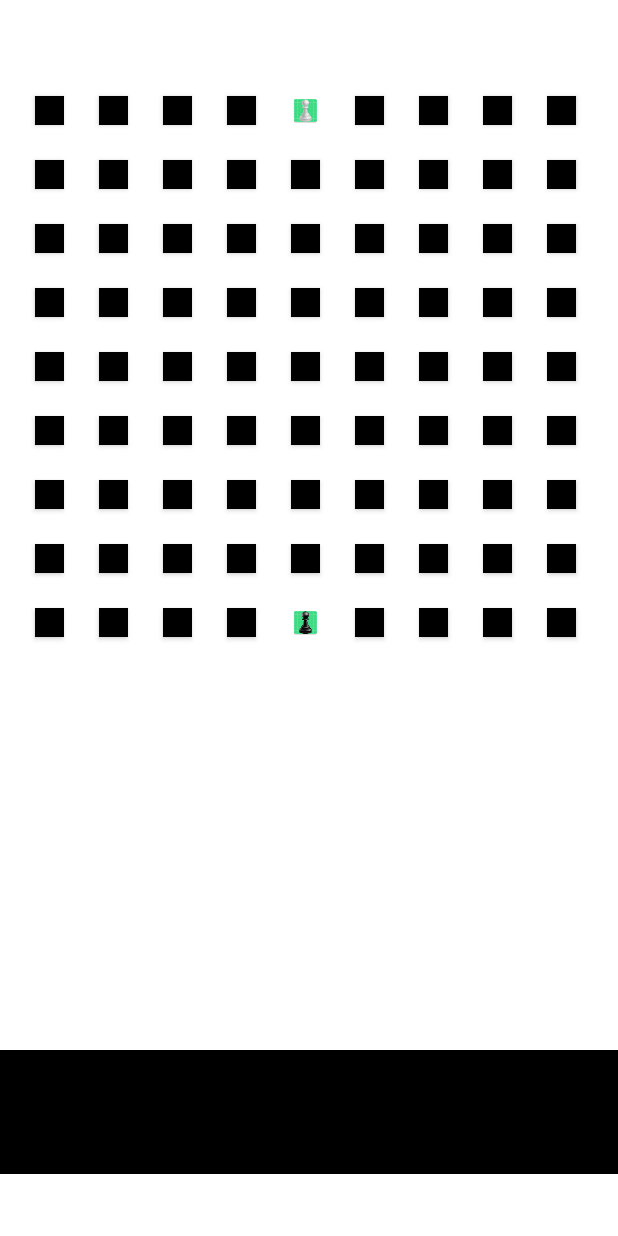
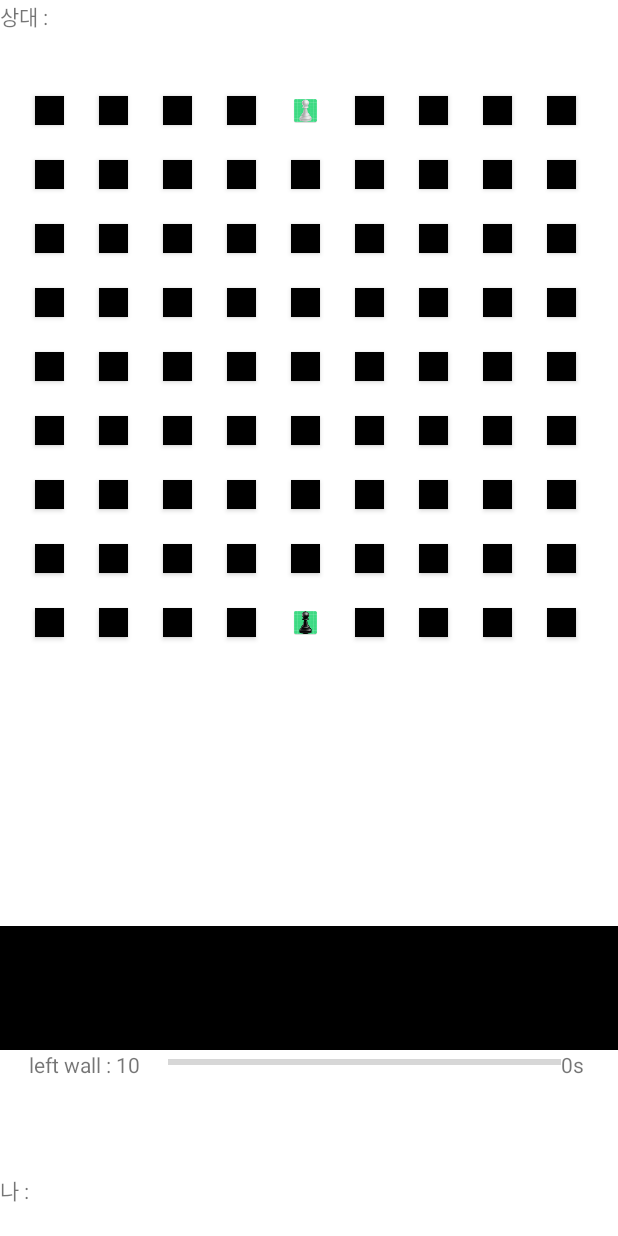
Before and after one commit to johnpooh121/clientapp, an Android app: the gameboard screen opened directly, with no data from a screen before it, on a phone screen of 412 x 824 dp. Run offline under Robolectric (Android 15) with nearby library versions, the light colour scheme and no system bars; libraries missing offline, so code that uses them is left out: io.socket.emitter; 7 statements that could not run were skipped.

Commit message:
거의안정화

```diff
--- a/app/src/main/java/com/example/clientapp/MessageData.java
+++ b/app/src/main/java/com/example/clientapp/MessageData.java
@@ -4,12 +4,12 @@ import android.widget.Toast;
 // move,i,j,null
 // wall,i,j,horizontal
 public class MessageData {
-    String username,roomnumber,content,mtype,move;
-    MessageData(String username,String roomnumber,String content,String mtype,String move){
+    String username,roomnumber,content,mtype,move,detail,win,lose;
+    MessageData(String username,String roomnumber,String content,String detail,String move){
         this.username=username;
         this.roomnumber=roomnumber;
         this.content=content;
-        this.mtype=mtype;
+        this.detail=detail;
         this.move=move;
     }
 }
--- a/app/src/main/java/com/example/clientapp/gameboard.java
+++ b/app/src/main/java/com/example/clientapp/gameboard.java
@@ -2,14 +2,17 @@ package com.example.clientapp;
 
 import static com.example.clientapp.findroom.mSocket;
 
+import androidx.appcompat.app.AlertDialog;
 import androidx.appcompat.app.AppCompatActivity;
 import androidx.constraintlayout.widget.ConstraintLayout;
 
+import android.content.DialogInterface;
 import android.content.Intent;
 import android.graphics.Color;
 import android.graphics.Point;
 import android.media.Image;
 import android.os.Bundle;
+import android.os.CountDownTimer;
 import android.provider.ContactsContract;
 import android.view.LayoutInflater;
 import android.view.Menu;
@@ -18,6 +21,8 @@ import android.widget.Button;
 import android.widget.CompoundButton;
 import android.widget.ImageView;
 import android.widget.LinearLayout;
+import android.widget.ProgressBar;
+import android.widget.TextView;
 import android.widget.Toast;
 import android.widget.ToggleButton;
 
@@ -32,6 +37,7 @@ public class gameboard extends AppCompatActivity {
     Gson gson = new Gson();
     LinearLayout.LayoutParams cellparams,wallparams,pointparams;
     ConstraintLayout constly;
+    LinearLayout leftwallandtimer;
     LinearLayout controlpanel;
     int[][] walls=new int[15][15];//0 initial 1 horizontal 2 vertical
     boolean[][][] possiblept = new boolean[15][15][2];// sector 0 for horizontal, 1 for vertical
@@ -39,6 +45,7 @@ public class gameboard extends AppCompatActivity {
     ArrayList<Point> pcells = new ArrayList<Point>();
     boolean[][][] con = new boolean[15][15][4];
     boolean[][] vis = new boolean[15][15];
+    boolean isgameover= false;
     int[] dx = {1,-1,0,0};
     int[] dy = {0,0,-1,1}; //eswn
     int[] orth={2,2,0,0};
@@ -46,14 +53,18 @@ public class gameboard extends AppCompatActivity {
     Button[][] points = new Button[15][15];
     Button choose_wall,choose_move,confirm_wall,confirm_move,wall_back,move_back,gotomenu;
     ToggleButton togglebtn;
+    TextView tv_myname,tv_opname,tv_mystatus,tv_opstatus,tv_left_walls,lefttime;
+    ProgressBar pgbar;
     int px,py,ox,oy;
     String pickedcellcol="#FF0000",possiblecellcol="#888888",cellcol="#000000";
     static boolean ismyturn=true;
     int scrx,scry,cellx,celly;
     int recent_cell_x=5,recent_cell_y=5,recent_wall_x=5,recent_wall_y=5;
+    CountDownTimer mytimer;
     char recent_ori='h';
     int gap=35;
     int leftwall=10;
+    int maxtime = 6;
     ImageView playerimage,opimage;
     @Override
     protected void onCreate(Bundle savedInstanceState) {
@@ -81,6 +92,21 @@ public class gameboard extends AppCompatActivity {
         wall_back=findViewById(R.id.wall_back);
         move_back=findViewById(R.id.move_back);
         gotomenu = findViewById(R.id.gotomenu);
+
+        tv_myname = findViewById(R.id.tv_myname);
+        tv_opname = findViewById(R.id.tv_opname);
+        tv_mystatus = findViewById(R.id.tv_mystatus);
+        tv_opstatus = findViewById(R.id.tv_opstatus);
+        tv_left_walls = findViewById(R.id.tv_left_walls);
+
+        leftwallandtimer = findViewById(R.id.leftwallandtimer);
+        lefttime= findViewById(R.id.lefttime);
+
+        pgbar = findViewById(R.id.progressBar);
+        pgbar.setMax(maxtime*1000);
+
+        tv_myname.setText("나 : "+id);
+        tv_opname.setText("상대 : "+opponentname);
 
         hideallcontrolpanel();
 
@@ -142,6 +168,7 @@ public class gameboard extends AppCompatActivity {
                 for(Point pt : pcells){
                     btns[pt.x][10-pt.y].setBackgroundColor(Color.parseColor(cellcol));
                 }
+                mytimer.cancel();
             }
         });
         recent_ori='h';
@@ -167,6 +194,7 @@ public class gameboard extends AppCompatActivity {
                 confirm_wall.setVisibility(View.GONE);
                 buildwall(recent_wall_x,recent_wall_y,recent_ori,Color.parseColor("#00FF00"));
                 leftwall--;
+                tv_left_walls.setText("left wall : "+leftwall);
                 if(leftwall>0)choose_wall.setVisibility(View.VISIBLE);
                 mSocket.emit("turnend",gson.toJson(new MessageData(
                         id,
@@ -180,6 +208,7 @@ public class gameboard extends AppCompatActivity {
                 for(Point pt : pcells){
                     btns[pt.x][10-pt.y].setBackgroundColor(Color.parseColor(cellcol));
                 }
+                mytimer.cancel();
             }
         });
 
@@ -218,6 +247,7 @@ public class gameboard extends AppCompatActivity {
 
                 intent.setFlags(Intent.FLAG_ACTIVITY_CLEAR_TOP);
                 startActivity(intent);
+                mSocket.disconnect();
             }
         });
 
@@ -375,6 +405,17 @@ public class gameboard extends AppCompatActivity {
                     recent_cell_x=recent_wall_x=recent_cell_y=recent_wall_y=0;
                     updateboard(data.move);
                     updatecellpossibilities();
+                    mytimer = new CountDownTimer(maxtime*1000, 100) {
+                        public void onTick(long millisUntilFinished) {
+                            pgbar.setProgress((int)millisUntilFinished);
+                            lefttime.setText((int)millisUntilFinished/1000+"s");
+                        }
+
+                        public void onFinish() {
+                            if(isgameover)return;
+                            timeover();
+                        }
+                    }.start();
                 }
             });
         }
@@ -389,11 +430,12 @@ public class gameboard extends AppCompatActivity {
                 public void run() {
                     MessageData data = gson.fromJson(args[0].toString(), MessageData.class);
                     constly.removeAllViews();
+                    leftwallandtimer.removeAllViews();
                     ImageView resultimg = new ImageView(gameboard.this);
 
                     LinearLayout.LayoutParams customparams = new LinearLayout.LayoutParams(scrx,scry*8/10);
                     resultimg.setLayoutParams(customparams);
-                    if(id.equals(data.username)) {
+                    if(id.equals(data.username)||data.detail.equals("disconnect")) {
                         resultimg.setImageResource(R.drawable.trophy_icon);
                     }
                     else{
@@ -402,14 +444,21 @@ public class gameboard extends AppCompatActivity {
                     constly.addView(resultimg);
                     hideallcontrolpanel();
                     gotomenu.setVisibility(View.VISIBLE);
-                    mSocket.emit("left",gson.toJson(new MessageData(
-                            id,
-                            roomnumber,
-                            opponentname,
-                            "",
-                            ""
-                    )));
-                    mSocket.disconnect();
+                    isgameover=true;
+                    Toast.makeText(gameboard.this,"game over!",Toast.LENGTH_SHORT).show();
+//                    mSocket.emit("left",gson.toJson(new MessageData(
+//                            id,
+//                            roomnumber,
+//                            opponentname,
+//                            "",
+//                            ""
+//                    )));
+                    if(data.detail.equals("waive")||data.detail.equals("disconnect")){
+                        Toast.makeText(gameboard.this,"상대가 게임을 나갔습니다",Toast.LENGTH_LONG).show();
+                    }
+                    else if(data.detail.equals("timeover")){
+                        Toast.makeText(gameboard.this,"상대가 시간초과로 패배했습니다",Toast.LENGTH_LONG).show();
+                    }
                 }
             });
         }
@@ -609,4 +658,63 @@ public class gameboard extends AppCompatActivity {
         choose_move.setVisibility(View.VISIBLE);
         if(leftwall>0)choose_wall.setVisibility(View.VISIBLE);
     }
+
+    @Override
+    public void onBackPressed() {
+        if(!isgameover)showMessage();
+    }
+
+    void showMessage(){
+        AlertDialog.Builder builder = new AlertDialog.Builder(this);
+        builder.setTitle("Warning");
+        builder.setMessage("기권하시겠습니까? 1패가 추가됩니다");
+        builder.setPositiveButton("예", new DialogInterface.OnClickListener() {
+            @Override
+            public void onClick(DialogInterface dialogInterface, int i) {
+                handlewaive("waive");
+                isgameover=true;
+                mSocket.disconnect();
+                Intent intent = new Intent(gameboard.this, MenuActivity.class);
+                Bundle bundle = new Bundle();
+                bundle.putString("id",id);
+                intent.putExtras(bundle);
+                intent.setFlags(Intent.FLAG_ACTIVITY_CLEAR_TOP);
+                startActivity(intent);
+            }
+        });
+        builder.setNegativeButton("아니오", new DialogInterface.OnClickListener() {
+            @Override
+            public void onClick(DialogInterface dialogInterface, int i) {
+
+            }
+        });
+        AlertDialog dialog = builder.create();
+        dialog.show();
+    }
+
+    void handlewaive(String detail){
+        mSocket.emit("waive",gson.toJson(new MessageData(
+                id,
+                roomnumber,
+                opponentname,
+                detail,
+                ""
+        )));
+    }
+
+    void timeover(){
+        if(isgameover)return;
+        constly.removeAllViews();
+        leftwallandtimer.removeAllViews();
+        ImageView resultimg = new ImageView(gameboard.this);
+
+        LinearLayout.LayoutParams customparams = new LinearLayout.LayoutParams(scrx,scry*8/10);
+        resultimg.setLayoutParams(customparams);
+        resultimg.setImageResource(R.drawable.game_over);
+        constly.addView(resultimg);
+        hideallcontrolpanel();
+        gotomenu.setVisibility(View.VISIBLE);
+        isgameover=true;
+        handlewaive("timeover");
+    }
 }
--- a/app/src/main/res/layout/activity_gameboard.xml
+++ b/app/src/main/res/layout/activity_gameboard.xml
@@ -33,7 +33,7 @@
             android:id="@+id/board"
             android:layout_width="match_parent"
             android:layout_height="0dp"
-            android:layout_weight="16"
+            android:layout_weight="14"
             >
 
         </androidx.constraintlayout.widget.ConstraintLayout>
@@ -98,6 +98,38 @@
                 android:layout_weight="1"/>
         </LinearLayout>
         <LinearLayout
+            android:layout_height="0dp"
+            android:layout_width="match_parent"
+            android:layout_weight="2"
+            android:orientation="horizontal"
+            android:id="@+id/leftwallandtimer"
+            >
+
+            <TextView
+                android:id="@+id/tv_left_walls"
+                android:layout_width="0dp"
+                android:layout_height="match_parent"
+                android:layout_weight="3"
+                android:text="left wall : 10"
+                android:textAlignment="center" />
+            <ProgressBar
+                android:id="@+id/progressBar"
+                style="?android:attr/progressBarStyleHorizontal"
+                android:layout_width="0dp"
+                android:layout_height="wrap_content"
+                android:layout_weight="7" />
+            <TextView
+                android:id="@+id/lefttime"
+                android:layout_width="0dp"
+                android:layout_height="match_parent"
+                android:text="0s"
+                android:layout_weight="1"
+                />
+        </LinearLayout>
+
+
+
+        <LinearLayout
             android:layout_width="match_parent"
             android:layout_height="0dp"
             android:layout_weight="1"
```
Also changed, not shown: app/src/main/java/com/example/clientapp/findroom.java (+38 -1 lines), app/src/main/res/layout/activity_findroom.xml (+9 -0 lines).
